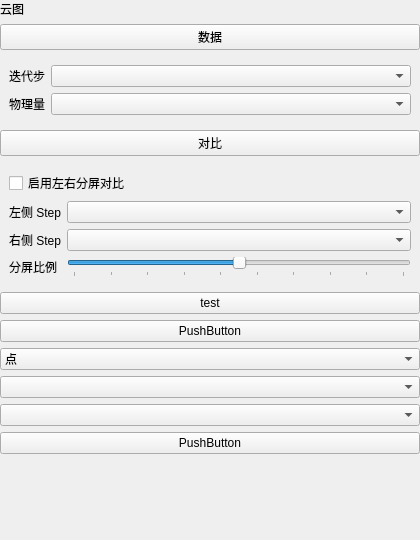
asd977/base_cae, file plugins/Base_PostProcessing/NephogramSettingWidget.ui: the form before one commit.
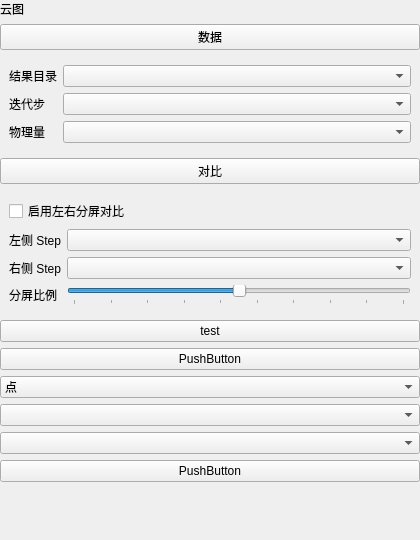
The form after the commit.

Commit message: fix nephogram crash and constrain result file selection

Diff of the .ui file:
```diff
--- a/plugins/Base_PostProcessing/NephogramSettingWidget.ui
+++ b/plugins/Base_PostProcessing/NephogramSettingWidget.ui
@@ -38,6 +38,16 @@
     <widget class="QWidget" name="widget_2" native="true">
      <layout class="QGridLayout" name="gridLayout_3">
       <item row="0" column="0">
+       <widget class="QLabel" name="label_result_dir">
+        <property name="text">
+         <string>结果目录</string>
+        </property>
+       </widget>
+      </item>
+      <item row="0" column="1">
+       <widget class="QComboBox" name="resultDirComboBox"/>
+      </item>
+      <item row="1" column="0">
        <widget class="QLabel" name="label_step">
         <property name="sizePolicy">
          <sizepolicy hsizetype="Fixed" vsizetype="Preferred">
@@ -50,17 +60,17 @@
         </property>
        </widget>
       </item>
-      <item row="0" column="1">
+      <item row="1" column="1">
        <widget class="QComboBox" name="stepComboBox"/>
       </item>
-      <item row="1" column="0">
+      <item row="2" column="0">
        <widget class="QLabel" name="label_scalar">
         <property name="text">
          <string>物理量</string>
         </property>
        </widget>
       </item>
-      <item row="1" column="1">
+      <item row="2" column="1">
        <widget class="QComboBox" name="scalarComboBox"/>
       </item>
      </layout>
```
The commit also changes 2 other files.
